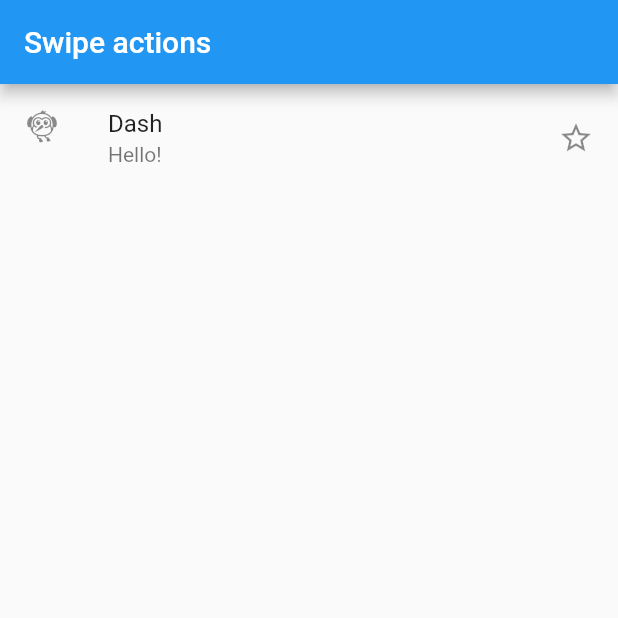
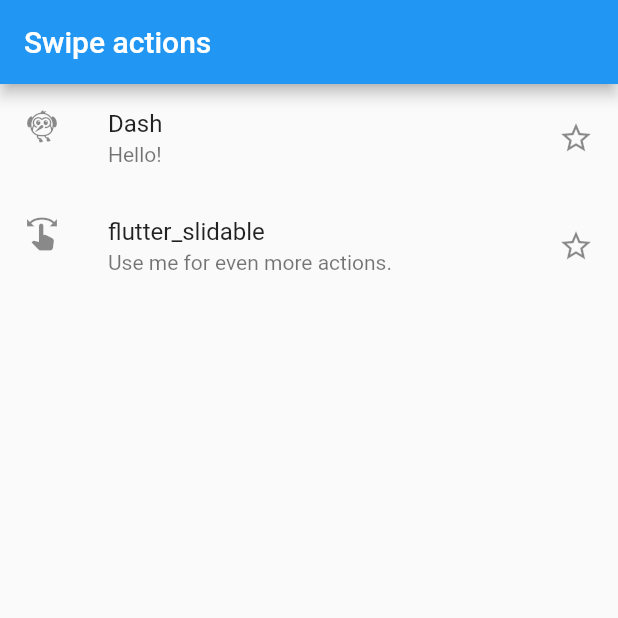
Before and after one commit to dartling/swipe_actions, a Flutter app: the screen it shows after launch, on a phone screen of 412 x 824 dp, the top half of it. Run offline on Flutter 3.47's test engine with Material 2 defaults, Android fonts, the phone set to English and light mode, and no system bars; drawn by our look-alikes of flutter_slidable.

Commit message:
Add flutter_slidable example

```diff
--- a/lib/main.dart
+++ b/lib/main.dart
@@ -1,6 +1,7 @@
 import 'dart:developer';
 
 import 'package:flutter/material.dart';
+import 'package:flutter_slidable/flutter_slidable.dart';
 
 void main() {
   runApp(const MyApp());
@@ -9,7 +10,6 @@ void main() {
 class MyApp extends StatelessWidget {
   const MyApp({Key? key}) : super(key: key);
 
-  // This widget is the root of your application.
   @override
   Widget build(BuildContext context) {
     return MaterialApp(
@@ -32,7 +32,8 @@ class MyHomePage extends StatefulWidget {
 }
 
 class _MyHomePageState extends State<MyHomePage> {
-  bool _isStarred = false;
+  bool _isDashStarred = false;
+  bool _isSlidableStarred = false;
 
   @override
   Widget build(BuildContext context) {
@@ -60,7 +61,7 @@ class _MyHomePageState extends State<MyHomePage> {
                 log('Starring');
                 // The widget is never dismissed in this case. Your star logic goes here.
                 setState(() {
-                  _isStarred = !_isStarred;
+                  _isDashStarred = !_isDashStarred;
                 });
                 return false;
               }
@@ -89,7 +90,73 @@ class _MyHomePageState extends State<MyHomePage> {
               leading: const Icon(Icons.flutter_dash),
               title: const Text('Dash'),
               subtitle: const Text('Hello!'),
-              trailing: Icon(_isStarred ? Icons.star : Icons.star_outline),
+              trailing: Icon(_isDashStarred ? Icons.star : Icons.star_outline),
+            ),
+          ),
+          Slidable(
+            key: UniqueKey(),
+            startActionPane: ActionPane(
+              motion: const ScrollMotion(),
+              children: [
+                SlidableAction(
+                  onPressed: (_) {
+                    // Your star logic goes here.
+                    setState(() {
+                      _isSlidableStarred = !_isSlidableStarred;
+                    });
+                  },
+                  backgroundColor: Colors.orange,
+                  foregroundColor: Colors.white,
+                  icon: Icons.star,
+                  label: 'Star',
+                ),
+                SlidableAction(
+                  onPressed: (_) {},
+                  backgroundColor: Colors.teal,
+                  foregroundColor: Colors.white,
+                  icon: Icons.share,
+                  label: 'Share',
+                ),
+              ],
+            ),
+            endActionPane: ActionPane(
+              motion: const ScrollMotion(),
+              dismissible: DismissiblePane(
+                onDismissed: () {
+                  // Your deletion logic goes here.
+                },
+                confirmDismiss: () async {
+                  return await _confirmDeletion(context) ?? false;
+                },
+              ),
+              children: [
+                SlidableAction(
+                  onPressed: (_) {},
+                  backgroundColor: Colors.indigo,
+                  foregroundColor: Colors.white,
+                  icon: Icons.archive,
+                  label: 'Archive',
+                ),
+                SlidableAction(
+                  onPressed: (_) async {
+                    if (await _confirmDeletion(context) ?? false) {
+                      // Your deletion logic also goes here; we can delete either
+                      // by tapping on this action or swiping the tile all the way left.
+                    }
+                  },
+                  backgroundColor: Colors.red,
+                  foregroundColor: Colors.white,
+                  icon: Icons.delete,
+                  label: 'Delete',
+                ),
+              ],
+            ),
+            child: ListTile(
+              leading: const Icon(Icons.swipe),
+              title: const Text('flutter_slidable'),
+              subtitle: const Text('Use me for even more actions.'),
+              trailing:
+                  Icon(_isSlidableStarred ? Icons.star : Icons.star_outline),
             ),
           ),
         ],
```
Also changed, not shown: pubspec.yaml (+2 -68 lines), pubspec.lock.
